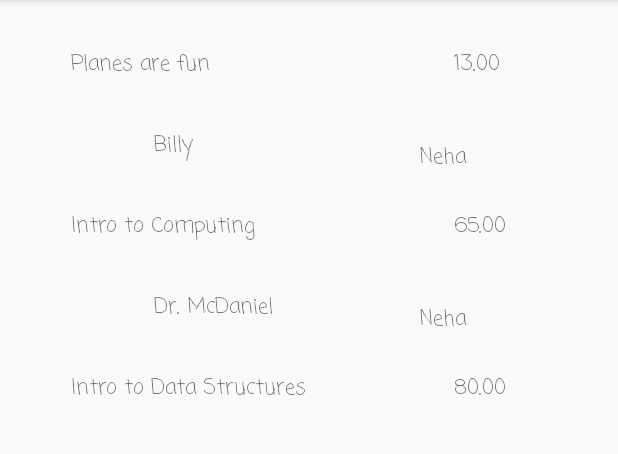
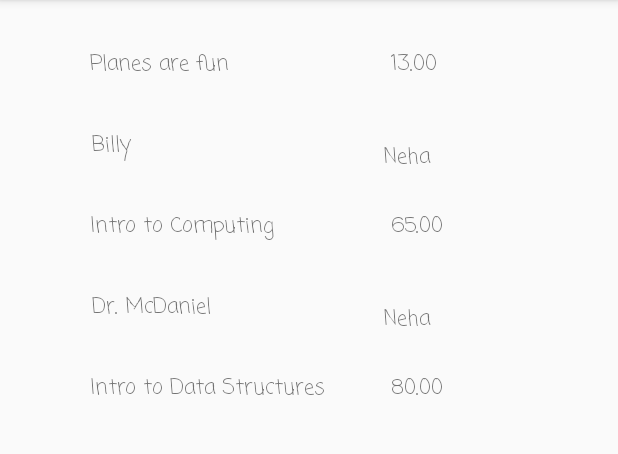
Before and after one commit to cking90/BudsList, an Android app: the SearchForBooksActivity screen opened directly, with no data from a screen before it, on a phone screen of 412 x 824 dp, the part 84-538 px from its top. Run offline under Robolectric (Android 15) with nearby library versions, the phone set to English and light mode, and no system bars.

Commit message:
edit layout search

```diff
--- a/app/src/main/res/layout/layout_book_item.xml
+++ b/app/src/main/res/layout/layout_book_item.xml
@@ -8,7 +8,9 @@
 
     <android.support.constraint.ConstraintLayout
         android:layout_width="match_parent"
-        android:layout_height="wrap_content">
+        android:layout_height="wrap_content"
+        android:layout_alignParentStart="true"
+        android:layout_alignParentTop="true">
 
         <TextView
             android:id="@+id/bookNameTextView"
@@ -20,21 +22,21 @@
             android:fontFamily="casual"
             android:text="TextView"
             app:layout_constraintEnd_toEndOf="parent"
-            app:layout_constraintHorizontal_bias="0.0"
+            app:layout_constraintHorizontal_bias="0.088"
             app:layout_constraintStart_toStartOf="parent"
             app:layout_constraintTop_toTopOf="parent" />
 
         <TextView
             android:id="@+id/bookPriceTextView"
-            android:layout_width="58dp"
-            android:layout_height="25dp"
+            android:layout_width="102dp"
+            android:layout_height="38dp"
             android:layout_marginStart="8dp"
             android:layout_marginTop="16dp"
             android:layout_marginEnd="8dp"
             android:fontFamily="casual"
             android:text="TextView"
             app:layout_constraintEnd_toEndOf="parent"
-            app:layout_constraintHorizontal_bias="0.942"
+            app:layout_constraintHorizontal_bias="0.876"
             app:layout_constraintStart_toEndOf="@+id/bookNameTextView"
             app:layout_constraintTop_toTopOf="parent" />
 
@@ -50,19 +52,23 @@
             android:text="TextView"
             app:layout_constraintBottom_toBottomOf="@+id/bookSellerTextView"
             app:layout_constraintEnd_toEndOf="parent"
-            app:layout_constraintHorizontal_bias="0.264"
+            app:layout_constraintHorizontal_bias="0.065"
             app:layout_constraintStart_toStartOf="parent"
-            app:layout_constraintTop_toBottomOf="@+id/bookNameTextView" />
+            app:layout_constraintTop_toBottomOf="@+id/bookNameTextView"
+            app:layout_constraintVertical_bias="0.0" />
 
         <TextView
             android:id="@+id/bookSellerTextView"
             android:layout_width="78dp"
             android:layout_height="wrap_content"
-            android:layout_marginEnd="16dp"
+            android:layout_marginStart="8dp"
+            android:layout_marginEnd="40dp"
             android:layout_marginBottom="8dp"
             android:fontFamily="casual"
             android:text="TextView"
             app:layout_constraintBottom_toBottomOf="parent"
-            app:layout_constraintEnd_toEndOf="parent" />
+            app:layout_constraintEnd_toEndOf="parent"
+            app:layout_constraintHorizontal_bias="1.0"
+            app:layout_constraintStart_toEndOf="@+id/bookAuthorTextView" />
     </android.support.constraint.ConstraintLayout>
 </RelativeLayout>
```
